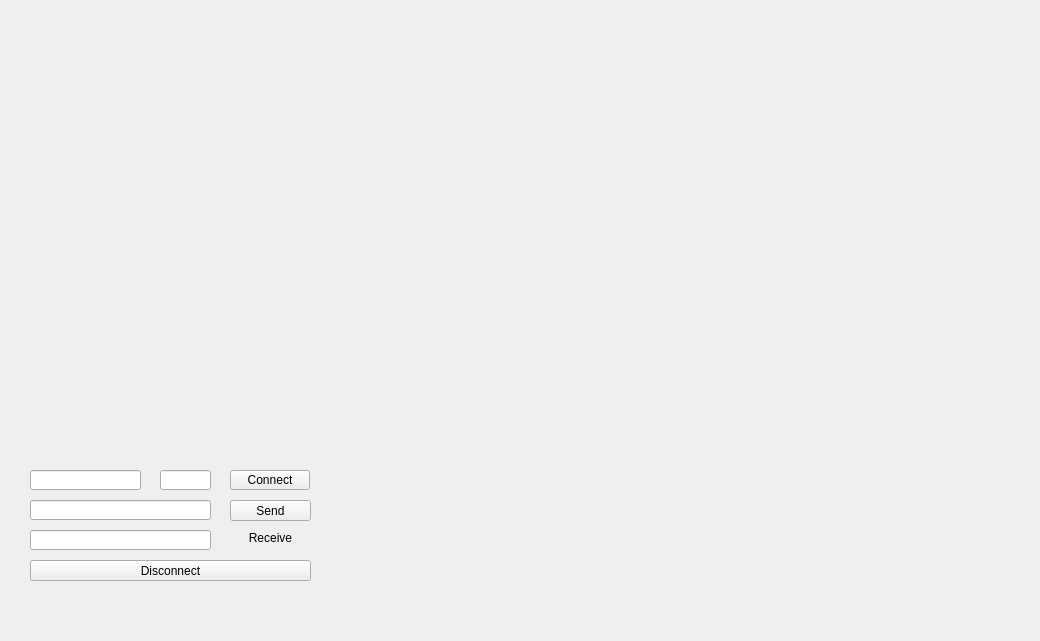
Above: surakarta_/netwindow.ui from lowl6/Surakarta before the change. Below: the same form after it.
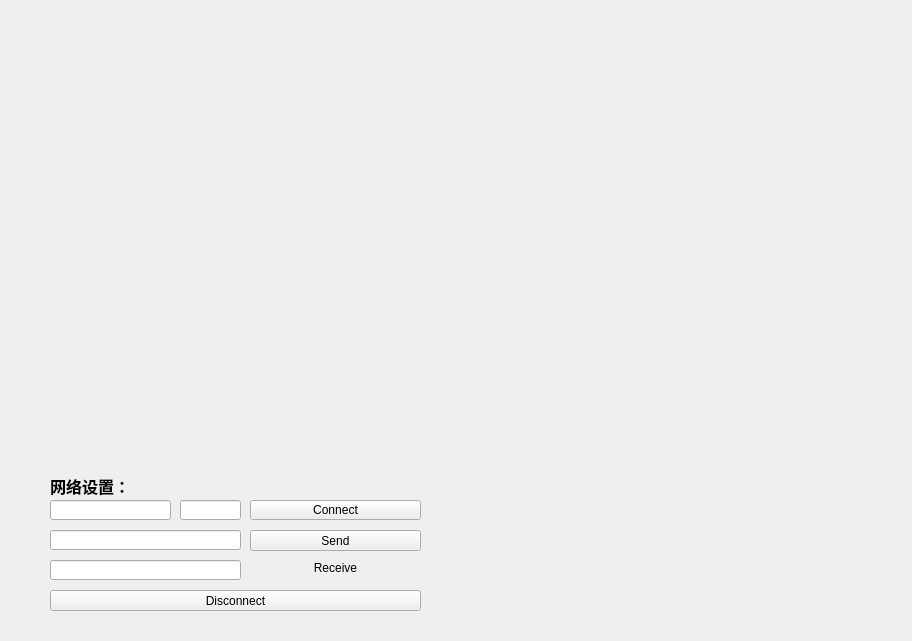
That is the form after the change.

Commit message: 将客户端网络接口接上，发送信息待完善

What changed in the file:
```diff
--- a/surakarta_/netwindow.ui
+++ b/surakarta_/netwindow.ui
@@ -6,7 +6,7 @@
    <rect>
     <x>0</x>
     <y>0</y>
-    <width>1040</width>
+    <width>912</width>
     <height>641</height>
    </rect>
   </property>
@@ -16,9 +16,9 @@
   <widget class="QLabel" name="label">
    <property name="geometry">
     <rect>
-     <x>230</x>
-     <y>530</y>
-     <width>81</width>
+     <x>250</x>
+     <y>560</y>
+     <width>171</width>
      <height>16</height>
     </rect>
    </property>
@@ -32,9 +32,9 @@
   <widget class="QLineEdit" name="ip_edit">
    <property name="geometry">
     <rect>
-     <x>30</x>
-     <y>470</y>
-     <width>111</width>
+     <x>50</x>
+     <y>500</y>
+     <width>121</width>
      <height>20</height>
     </rect>
    </property>
@@ -45,9 +45,9 @@
   <widget class="QPushButton" name="disconnect_button">
    <property name="geometry">
     <rect>
-     <x>30</x>
-     <y>560</y>
-     <width>281</width>
+     <x>50</x>
+     <y>590</y>
+     <width>371</width>
      <height>21</height>
     </rect>
    </property>
@@ -58,9 +58,9 @@
   <widget class="QLineEdit" name="receive_edit">
    <property name="geometry">
     <rect>
-     <x>30</x>
-     <y>530</y>
-     <width>181</width>
+     <x>50</x>
+     <y>560</y>
+     <width>191</width>
      <height>20</height>
     </rect>
    </property>
@@ -68,9 +68,9 @@
   <widget class="QPushButton" name="connect_button">
    <property name="geometry">
     <rect>
-     <x>230</x>
-     <y>470</y>
-     <width>80</width>
+     <x>250</x>
+     <y>500</y>
+     <width>171</width>
      <height>20</height>
     </rect>
    </property>
@@ -81,9 +81,9 @@
   <widget class="QLineEdit" name="send_edit">
    <property name="geometry">
     <rect>
-     <x>30</x>
-     <y>500</y>
-     <width>181</width>
+     <x>50</x>
+     <y>530</y>
+     <width>191</width>
      <height>20</height>
     </rect>
    </property>
@@ -91,9 +91,9 @@
   <widget class="QLineEdit" name="port_edit">
    <property name="geometry">
     <rect>
-     <x>160</x>
-     <y>470</y>
-     <width>51</width>
+     <x>180</x>
+     <y>500</y>
+     <width>61</width>
      <height>20</height>
     </rect>
    </property>
@@ -104,9 +104,9 @@
   <widget class="QPushButton" name="send_button">
    <property name="geometry">
     <rect>
-     <x>230</x>
-     <y>500</y>
-     <width>81</width>
+     <x>250</x>
+     <y>530</y>
+     <width>171</width>
      <height>21</height>
     </rect>
    </property>
@@ -114,6 +114,25 @@
     <string>Send</string>
    </property>
   </widget>
+  <widget class="QLabel" name="label_2">
+   <property name="geometry">
+    <rect>
+     <x>50</x>
+     <y>470</y>
+     <width>191</width>
+     <height>31</height>
+    </rect>
+   </property>
+   <property name="font">
+    <font>
+     <pointsize>12</pointsize>
+     <bold>true</bold>
+    </font>
+   </property>
+   <property name="text">
+    <string>网络设置：</string>
+   </property>
+  </widget>
  </widget>
  <resources/>
  <connections/>
```
The commit also changes 299 other files.
